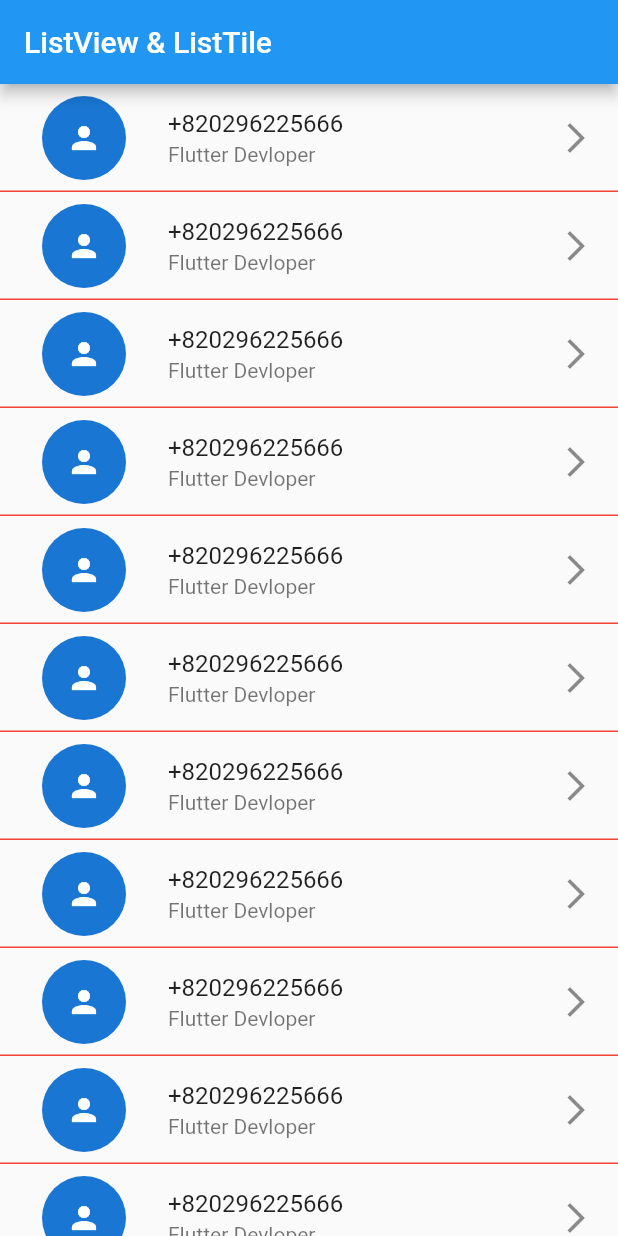
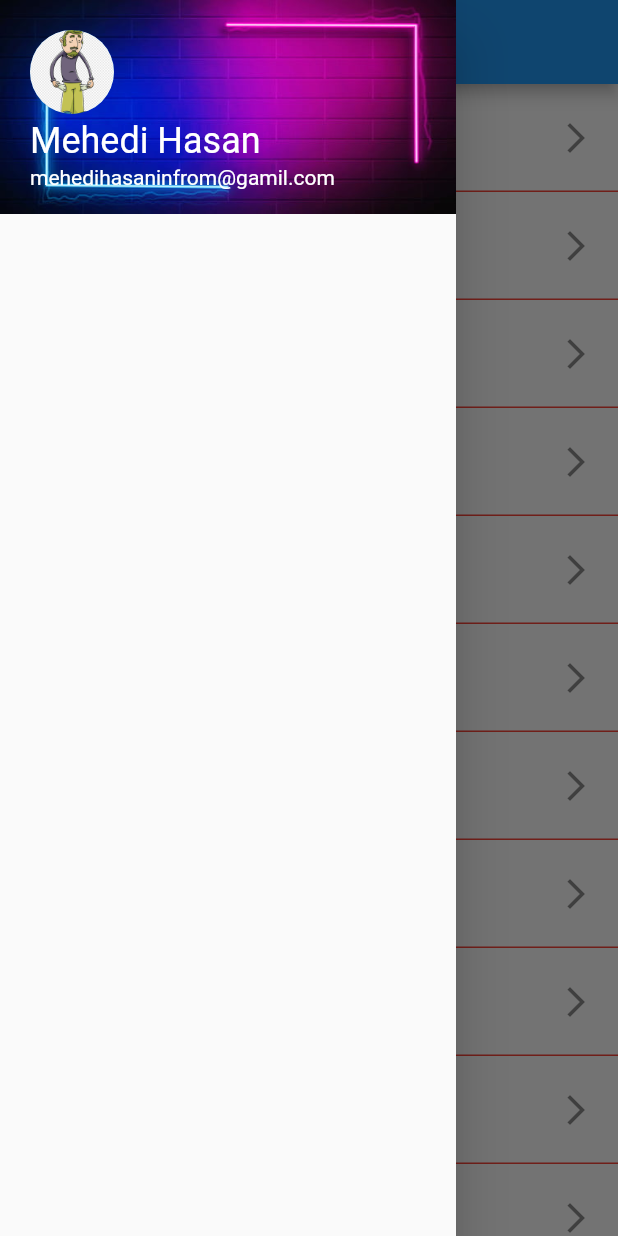
Before and after one commit to jpmehedi/ict-flutter-batch-7, a Flutter app: the screen it shows after launch, with the side drawer open (before the commit the screen has no drawer), on a phone screen of 412 x 824 dp. Run offline on Flutter 3.47's test engine with Material 2 defaults, Android fonts, the phone set to English and light mode, and no system bars.

Commit message:
Stack, Positioned

```diff
--- a/lib/conatact_list.dart
+++ b/lib/conatact_list.dart
@@ -14,6 +14,47 @@ class ContactList extends StatelessWidget {
   Widget build(BuildContext context) {
     return Scaffold(
       appBar: AppBar(title: Text("ListView & ListTile"),),
+      drawer: Drawer(
+        child: Column(
+          children: [
+            Stack(
+              children: [
+                Image.asset("assets/background.jpg"),
+                Positioned(
+                  left: 20,
+                  top: 20,
+                  child: CircleAvatar(
+                    radius: 28,
+                    backgroundImage: AssetImage("assets/poor_man.png"),
+                  ),
+                ),
+                Positioned(
+                  left: 20,
+                  top: 80,
+                  child: Text(
+                    "Mehedi Hasan",
+                    style: TextStyle(
+                      color: Colors.white,
+                      fontSize: 24
+                    ),
+                  ),
+                ),
+                Positioned(
+                  left: 20,
+                  top: 110,
+                  child: Text(
+                    "mehedihasaninfrom@gamil.com",
+                    style: TextStyle(
+                      color: Colors.white,
+                      fontSize: 14
+                    ),
+                  ),
+                )
+              ],
+            )
+          ],
+        ),
+      ),
       body: ListView.separated(
         separatorBuilder: (BuildContext context, int index){
           return Divider(
@@ -39,6 +80,8 @@ class ContactList extends StatelessWidget {
           );
         },
       )
+
+
     );
   }
 }
--- a/pubspec.yaml
+++ b/pubspec.yaml
@@ -44,7 +44,7 @@ flutter:
 
   # To add assets to your application, add an assets section, like this:
   assets:
-    - assets/poor_man.png
+    - assets/
 
   # An image asset can refer to one or more resolution-specific "variants", see
   # https://flutter.dev/assets-and-images/#resolution-aware.
```
Also changed, not shown: assets/background.jpg (added).
